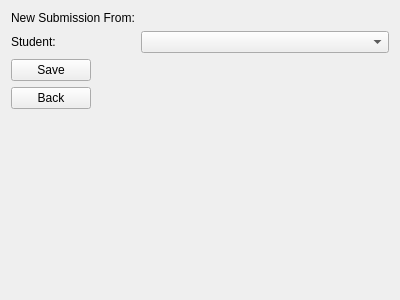
First picture: the form in GUI/newsubmission.ui, repository Laucksy/CS-205-Project, before the edit.
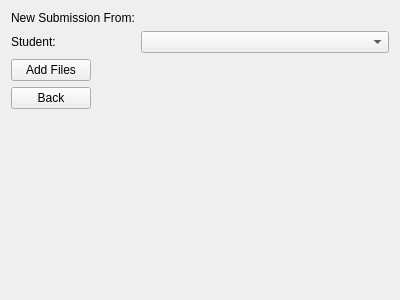
Second picture: the form after the edit.

Diff of the .ui file:
```diff
--- a/GUI/newsubmission.ui
+++ b/GUI/newsubmission.ui
@@ -41,7 +41,7 @@
    <item row="3" column="0">
     <widget class="QPushButton" name="pushButton_2">
      <property name="text">
-      <string>Save</string>
+      <string>Add Files</string>
      </property>
     </widget>
    </item>
```
